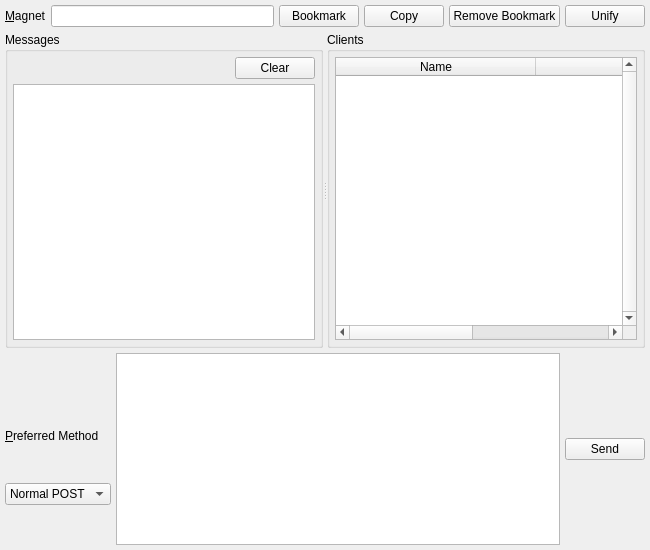
textbrowser/spot-on, file branches/trunk/UI/spot-on-buzzpage.ui: the form before one commit.
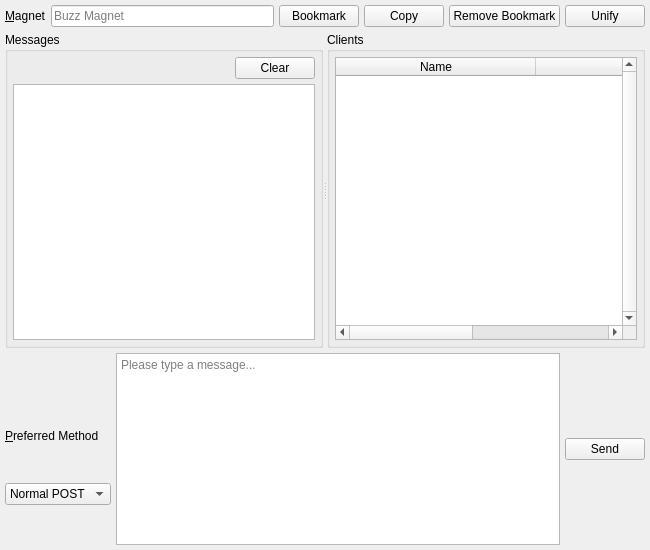
The form after the commit. Custom widgets are drawn as their Qt base class.

Patch:
```diff
--- a/branches/trunk/UI/spot-on-buzzpage.ui
+++ b/branches/trunk/UI/spot-on-buzzpage.ui
@@ -49,6 +49,9 @@
        <property name="readOnly">
         <bool>true</bool>
        </property>
+       <property name="placeholderText">
+        <string>Buzz Magnet</string>
+       </property>
       </widget>
      </item>
      <item>
@@ -303,6 +306,9 @@
        <property name="acceptRichText">
         <bool>false</bool>
        </property>
+       <property name="placeholderText">
+        <string>Please type a message...</string>
+       </property>
       </widget>
      </item>
      <item>
```
